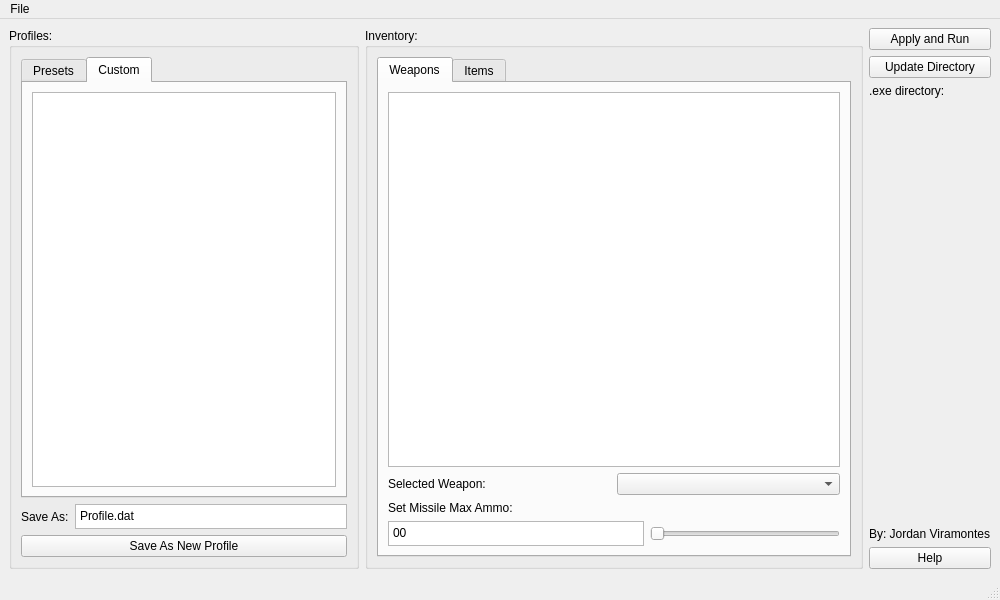
JordanViramontes/Cave-Story-Profile-Manager, file mainwindow.ui: the form before one commit.
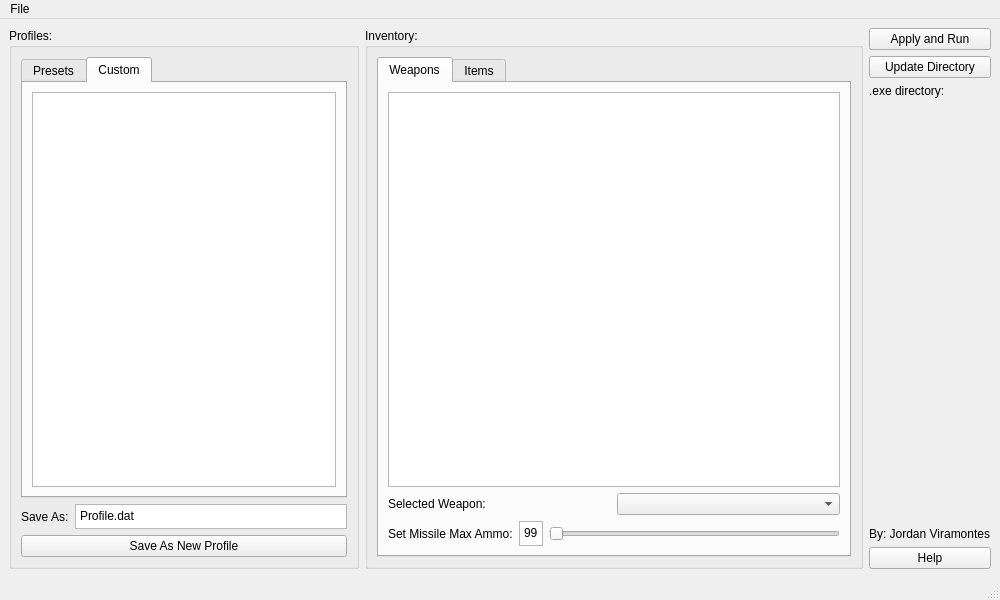
The form after the commit.

Patch:
```diff
--- a/mainwindow.ui
+++ b/mainwindow.ui
@@ -204,7 +204,9 @@
                    </item>
                   </layout>
                  </item>
-                 <item alignment="Qt::AlignmentFlag::AlignLeft">
+                 <item>
+                  <layout class="QHBoxLayout" name="missileAmmoHLayout">
+                   <item>
                   <widget class="QLabel" name="missileAmmoLabel">
                    <property name="text">
                     <string>Set Missile Max Ammo:</string>
@@ -212,8 +214,6 @@
                   </widget>
                  </item>
                  <item>
-                  <layout class="QHBoxLayout" name="missileAmmoHLayout">
-                   <item>
                     <widget class="QTextEdit" name="missileAmmoEdit">
                      <property name="enabled">
                       <bool>true</bool>
@@ -230,6 +230,12 @@
                        <height>25</height>
                       </size>
                      </property>
+                     <property name="maximumSize">
+                      <size>
+                       <width>24</width>
+                       <height>16777215</height>
+                      </size>
+                     </property>
                      <property name="inputMethodHints">
                       <set>Qt::InputMethodHint::ImhMultiLine</set>
                      </property>
@@ -250,7 +256,7 @@
 li.unchecked::marker { content: &quot;\2610&quot;; }
 li.checked::marker { content: &quot;\2612&quot;; }
 &lt;/style&gt;&lt;/head&gt;&lt;body style=&quot; font-family:'Segoe UI'; font-size:9pt; font-weight:400; font-style:normal;&quot;&gt;
-&lt;p style=&quot; margin-top:0px; margin-bottom:0px; margin-left:0px; margin-right:0px; -qt-block-indent:0; text-indent:0px;&quot;&gt;00&lt;/p&gt;&lt;/body&gt;&lt;/html&gt;</string>
+&lt;p style=&quot; margin-top:0px; margin-bottom:0px; margin-left:0px; margin-right:0px; -qt-block-indent:0; text-indent:0px;&quot;&gt;99&lt;/p&gt;&lt;/body&gt;&lt;/html&gt;</string>
                      </property>
                     </widget>
                    </item>
```
Lines whose indentation alone changed are shown as unchanged.
